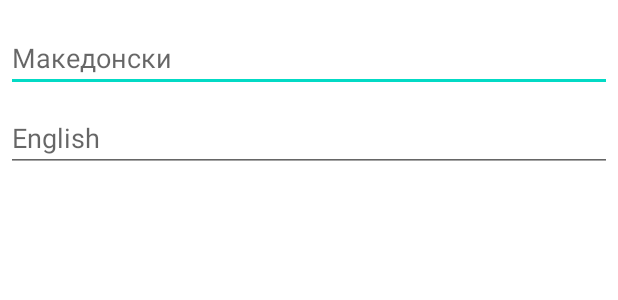
After one commit to matevskial/pmp-homeworks, an Android app: the layout dialog_add_to_dictionary.xml on its own in the app's theme, with its tools: preview values and no code run, on a phone screen of 412 x 824 dp. The commit adds this screen. Shown: the top 300 px of the screen. Run offline under Robolectric (Android 15) with nearby library versions, the phone set to English and light mode, and no system bars.

Commit message:
[hm2] Implement basic functionality
This commit implements the functionalities for:

* adding new dictionary entry
* editing dictionary entry
* deleting dictionary entry
* searching through dictionary entries

```diff
--- /dev/null
+++ b/app/src/main/res/layout/dialog_add_to_dictionary.xml
@@ -0,0 +1,34 @@
+<?xml version="1.0" encoding="utf-8"?>
+<androidx.constraintlayout.widget.ConstraintLayout xmlns:android="http://schemas.android.com/apk/res/android"
+    xmlns:app="http://schemas.android.com/apk/res-auto"
+    android:layout_width="match_parent"
+    android:layout_height="match_parent">
+
+    <EditText
+        android:id="@+id/macedonianWordEditText"
+        android:layout_width="0dp"
+        android:layout_height="wrap_content"
+        android:layout_marginStart="4dp"
+        android:layout_marginTop="16dp"
+        android:layout_marginEnd="4dp"
+        android:ems="10"
+        android:hint="@string/macedonianWordEditTextHint"
+        android:inputType="textShortMessage"
+        app:layout_constraintEnd_toEndOf="parent"
+        app:layout_constraintStart_toStartOf="parent"
+        app:layout_constraintTop_toTopOf="parent" />
+
+    <EditText
+        android:id="@+id/englishWordEditText"
+        android:layout_width="0dp"
+        android:layout_height="wrap_content"
+        android:layout_marginStart="4dp"
+        android:layout_marginTop="8dp"
+        android:layout_marginEnd="4dp"
+        android:ems="10"
+        android:hint="@string/englishWordEditTextHint"
+        android:inputType="textShortMessage"
+        app:layout_constraintEnd_toEndOf="parent"
+        app:layout_constraintStart_toStartOf="parent"
+        app:layout_constraintTop_toBottomOf="@+id/macedonianWordEditText" />
+</androidx.constraintlayout.widget.ConstraintLayout>
--- a/app/src/main/res/values/strings.xml
+++ b/app/src/main/res/values/strings.xml
@@ -15,4 +15,6 @@
     <string name="englishLabelTextViewText">English</string>
     <string name="openEditEntryDialogButtonText">Edit</string>
     <string name="deleteEntryButtonText">Delete</string>
+    <string name="macedonianWordEditTextHint">Македонски</string>
+    <string name="englishWordEditTextHint">English</string>
 </resources>
```
Also changed, not shown: app/src/main/java/com/matevskial/pmphomeworks/homework2/AddToDictionaryDialogFragment.kt (added, +57 -0 lines), app/src/main/java/com/matevskial/pmphomeworks/homework2/DictionaryEntryFragment.kt (+18 -1 lines), app/src/main/java/com/matevskial/pmphomeworks/homework2/Homework2.kt (+82 -0 lines).
